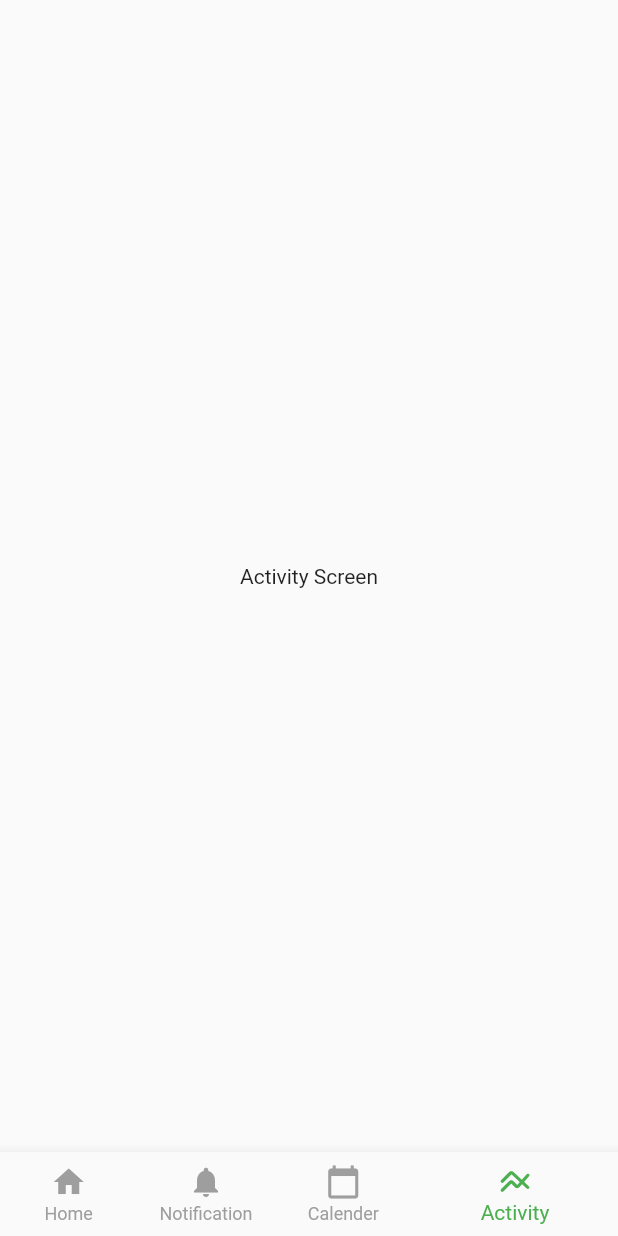
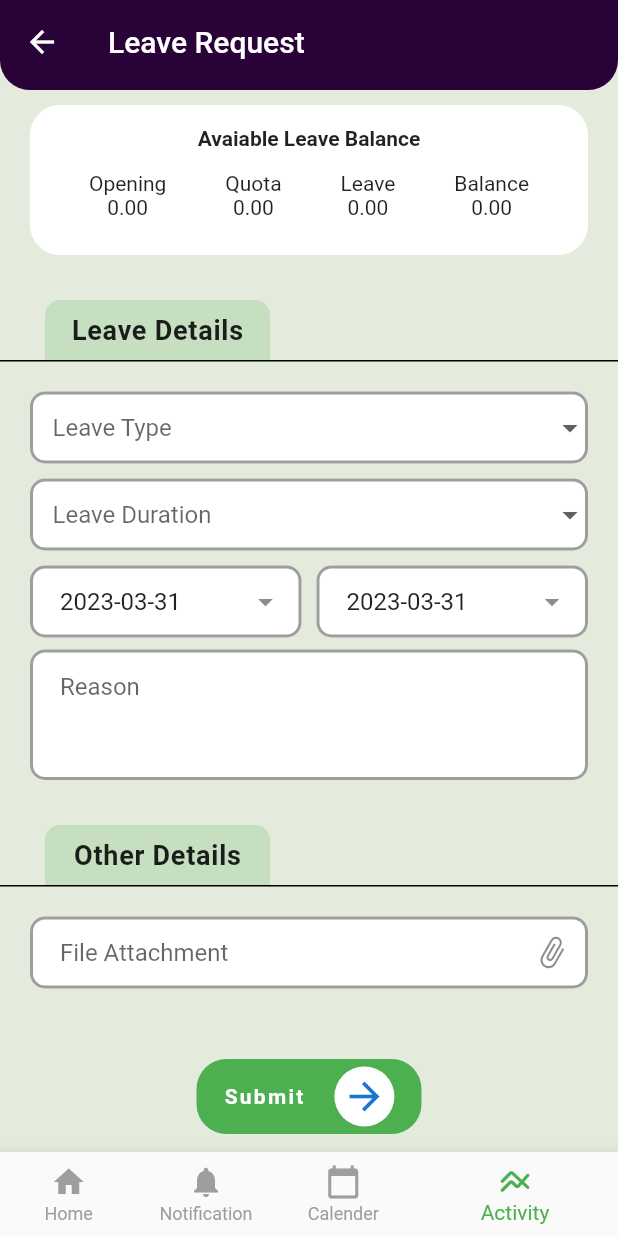
Before and after one commit to 2001suraj/flutter_api_testing, a Flutter app: the screen it shows after launch, item 4 of the bottom bar chosen, on a phone screen of 412 x 824 dp. Run offline on Flutter 3.47's test engine with Material 2 defaults, Android fonts, the phone set to English and light mode, and no system bars; our stand-ins replace dio, image_picker, shared_preferences, table_calendar.

Commit message:
leave request page

```diff
--- a/lib/main.dart
+++ b/lib/main.dart
@@ -2,6 +2,7 @@ import 'package:flutter/material.dart';
 import 'package:flutter_api_testing/widgets/screens/demo_ui/activity/activity_screen.dart';
 import 'package:flutter_api_testing/widgets/screens/demo_ui/calender/calender_screen.dart';
 import 'package:flutter_api_testing/widgets/screens/demo_ui/home/home_screen.dart';
+import 'package:flutter_api_testing/widgets/screens/demo_ui/leave_request/leave_request_screen.dart';
 import 'package:flutter_api_testing/widgets/screens/demo_ui/notification/notification_screen.dart';
 
 void main() {
@@ -39,7 +40,8 @@ class _MainScreenState extends State<MainScreen> {
     HomeScreen(),
     NotificationScreen(),
     CalenderScreen(),
-    ActivityScreen()
+    // ActivityScreen()
+    LeaveRequestScreen()
   ];
   @override
   Widget build(BuildContext context) {
--- /dev/null
+++ b/lib/widgets/base_widgets/custom_app_bar.dart
@@ -0,0 +1,24 @@
+import 'package:flutter/material.dart';
+class CustomAppBar extends StatelessWidget {
+  CustomAppBar({
+    Key? key,
+    required this.title
+  }) : super(key: key);
+  String title;
+
+  @override
+  Widget build(BuildContext context) {
+    return ClipRRect(
+      borderRadius: BorderRadius.only(
+          bottomLeft: Radius.circular(20), bottomRight: Radius.circular(20)),
+      child: AppBar(
+        backgroundColor: Color.fromARGB(255, 41, 2, 55),
+        title: Text(title),
+        leading: IconButton(
+          onPressed: () {},
+          icon: Icon(Icons.arrow_back),
+        ),
+      ),
+    );
+  }
+}
--- a/lib/widgets/screens/demo_ui/calender/calender_screen.dart
+++ b/lib/widgets/screens/demo_ui/calender/calender_screen.dart
@@ -1,6 +1,7 @@
 // ignore_for_file: prefer_const_literals_to_create_immutables, prefer_const_constructors
 
 import 'package:flutter/material.dart';
+import 'package:flutter_api_testing/widgets/base_widgets/custom_app_bar.dart';
 import 'package:flutter_api_testing/widgets/screens/demo_ui/calender/components/calender_widget.dart';
 import 'package:flutter_api_testing/widgets/screens/demo_ui/calender/components/single_event_calender.dart';
 import 'package:intl/intl.dart';
@@ -26,18 +27,8 @@ class CalenderScreen extends StatelessWidget {
     return Scaffold(
       appBar: PreferredSize(
         preferredSize: Size.fromHeight(60),
-        child: ClipRRect(
-          borderRadius: BorderRadius.only(
-              bottomLeft: Radius.circular(20),
-              bottomRight: Radius.circular(20)),
-          child: AppBar(
-            backgroundColor: Color.fromARGB(255, 41, 2, 55),
-            title: Text('Calender'),
-            leading: IconButton(
-              onPressed: () {},
-              icon: Icon(Icons.arrow_back),
-            ),
-          ),
+        child: CustomAppBar(
+          title: 'Calender',
         ),
       ),
       backgroundColor: Color.fromARGB(255, 228, 235, 221),
--- a/lib/widgets/screens/demo_ui/calender/components/single_event_calender.dart
+++ b/lib/widgets/screens/demo_ui/calender/components/single_event_calender.dart
@@ -12,7 +12,7 @@ class SingelEventContainer extends StatelessWidget {
     return Container(
       height: 80,
       width: double.infinity,
-      margin: EdgeInsets.symmetric(
+      margin: const EdgeInsets.symmetric(
         vertical: 10,
       ),
       decoration: BoxDecoration(
@@ -35,7 +35,7 @@ class SingelEventContainer extends StatelessWidget {
                 mainAxisAlignment: MainAxisAlignment.center,
                 children: [
                   //event title
-                  Text(
+                  const Text(
                     'Ghode Jatra - Public Holiday',
                     maxLines: 1,
                     overflow: TextOverflow.ellipsis,
@@ -45,8 +45,8 @@ class SingelEventContainer extends StatelessWidget {
                     ),
                   ),
                   //event date
-                  Padding(
-                    padding: const EdgeInsets.symmetric(vertical: 3.0),
+                  const Padding(
+                    padding: EdgeInsets.symmetric(vertical: 3.0),
                     child: Text(
                       'Date : 2079 Chaitra 7 ,',
                       style: TextStyle(
@@ -59,18 +59,18 @@ class SingelEventContainer extends StatelessWidget {
                     mainAxisAlignment: MainAxisAlignment.spaceBetween,
                     children: [
                       //passed
-                      Text(
+                      const Text(
                         'Passed',
                         style: TextStyle(
                           fontSize: 12,
                           fontWeight: FontWeight.w400,
                         ),
                       ),
-                      SizedBox(
+                      const SizedBox(
                         height: 5,
                       ),
                       // for class
-                      Text(
+                      const Text(
                         'For Class : ',
                         style: TextStyle(
                           fontSize: 12,
@@ -84,7 +84,7 @@ class SingelEventContainer extends StatelessWidget {
             ),
             trailing: Stack(
               children: [
-                SizedBox(
+                const SizedBox(
                   height: 40,
                   width: 30,
                 ),
@@ -96,7 +96,7 @@ class SingelEventContainer extends StatelessWidget {
                     backgroundColor: color,
                   ),
                 ),
-                Positioned(
+                const Positioned(
                   top: 10,
                   child: Icon(
                     Icons.more_vert,
--- /dev/null
+++ b/lib/widgets/screens/demo_ui/leave_request/leave_request_screen.dart
@@ -0,0 +1,434 @@
+import 'dart:io';
+
+import 'package:flutter/material.dart';
+import 'package:flutter_api_testing/widgets/base_widgets/custom_app_bar.dart';
+import 'package:image_picker/image_picker.dart';
+import 'package:intl/intl.dart';
+
+class LeaveRequestScreen extends StatefulWidget {
+  LeaveRequestScreen({super.key});
+
+  @override
+  State<LeaveRequestScreen> createState() => _LeaveRequestScreenState();
+}
+
+class _LeaveRequestScreenState extends State<LeaveRequestScreen> {
+  final List<String> leaveType = ['Casual Leave', 'Others', 'Sick Leave'];
+
+  final List<String> leaveDuration = ['Full Day', 'Half Day', 'Hourly'];
+
+  String? selectLeaveType;
+
+  String? selectLeaveDuration;
+
+  DateTime selectedToDate = DateTime.now();
+  DateTime selectedFromDate = DateTime.now();
+  XFile? image;
+
+  Future<void> selectToDate(BuildContext context) async {
+    final DateTime? picked = await showDatePicker(
+      context: context,
+      initialDate: selectedToDate,
+      firstDate: DateTime(1900),
+      lastDate: DateTime(2100),
+    );
+    if (picked != null && picked != selectedToDate) {
+      setState(() {
+        selectedToDate = picked;
+      });
+    }
+  }
+
+  Future<void> selectFromDate(BuildContext context) async {
+    final DateTime? picked = await showDatePicker(
+      context: context,
+      initialDate: selectedFromDate,
+      firstDate: DateTime(1900),
+      lastDate: DateTime(2100),
+    );
+    if (picked != null && picked != selectedFromDate) {
+      setState(() {
+        selectedFromDate = picked;
+      });
+    }
+  }
+
+  TextEditingController toDate = TextEditingController(
+      text: DateFormat('yyyy-MM-dd').format(DateTime.now()));
+  TextEditingController fromDate = TextEditingController(
+      text: DateFormat('yyyy-MM-dd').format(DateTime.now()));
+  TextEditingController fileAttachment = TextEditingController();
+
+  @override
+  Widget build(BuildContext context) {
+    return Scaffold(
+      appBar: PreferredSize(
+        preferredSize: const Size.fromHeight(60),
+        child: CustomAppBar(
+          title: 'Leave Request',
+        ),
+      ),
+      backgroundColor: const Color.fromARGB(255, 228, 235, 221),
+      body: SingleChildScrollView(
+        child: Column(
+          mainAxisAlignment: MainAxisAlignment.spaceAround,
+          crossAxisAlignment: CrossAxisAlignment.start,
+          children: [
+            //avaiable leave balance
+            Container(
+              height: 100,
+              width: double.infinity,
+              margin: const EdgeInsets.symmetric(vertical: 10, horizontal: 20),
+              decoration: BoxDecoration(
+                color: Colors.white,
+                borderRadius: BorderRadius.circular(20),
+              ),
+              child: Column(children: [
+                const Padding(
+                  padding: EdgeInsets.symmetric(vertical: 14.0),
+                  child: Text(
+                    'Avaiable Leave Balance',
+                    style: TextStyle(fontWeight: FontWeight.w600),
+                  ),
+                ),
+                Row(
+                  children: [
+                    const Spacer(),
+                    //opening
+                    cutomLeaveRequestDataColumn(
+                        title: 'Opening', number: '0.00'),
+                    const Spacer(),
+                    //Quota
+                    cutomLeaveRequestDataColumn(title: 'Quota', number: '0.00'),
+                    const Spacer(),
+                    //Leave
+                    cutomLeaveRequestDataColumn(title: 'Leave', number: '0.00'),
+                    const Spacer(),
+                    //Balance
+                    cutomLeaveRequestDataColumn(
+                        title: 'Balance', number: '0.00'),
+                    const Spacer(),
+                  ],
+                )
+              ]),
+            ),
+            Container(
+              height: 40,
+              width: 150,
+              margin: const EdgeInsets.only(left: 30, top: 20),
+              decoration: BoxDecoration(
+                  color: Colors.green.withOpacity(0.2),
+                  borderRadius:
+                      const BorderRadius.vertical(top: Radius.circular(10))),
+              child: const Center(
+                  child: Text(
+                'Leave Details',
+                style: TextStyle(
+                    fontWeight: FontWeight.w700,
+                    fontSize: 18,
+                    letterSpacing: 0.5),
+              )),
+            ),
+            Container(
+              height: 300,
+              decoration: const BoxDecoration(
+                border: Border(
+                  top: BorderSide(color: Colors.black),
+                ),
+              ),
+              padding: const EdgeInsets.symmetric(vertical: 20, horizontal: 20),
+              child: Column(
+                crossAxisAlignment: CrossAxisAlignment.start,
+                children: [
+                  //leave type
+                  TextFormField(
+                    decoration: InputDecoration(
+                      fillColor: Colors.white,
+                      filled: true,
+                      contentPadding:
+                          const EdgeInsets.symmetric(horizontal: 20),
+                      border: OutlineInputBorder(
+                        borderSide:
+                            const BorderSide(color: Colors.grey, width: 2),
+                        borderRadius: BorderRadius.circular(10),
+                      ),
+                      enabledBorder: OutlineInputBorder(
+                        borderSide:
+                            const BorderSide(color: Colors.grey, width: 2),
+                        borderRadius: BorderRadius.circular(10),
+                      ),
+                      suffixIcon: DropdownButtonFormField(
+                        value: selectLeaveType,
+                        items: leaveType.map((String value) {
+                          return DropdownMenuItem<String>(
+                            value: value,
+                            child: Text(value),
+                          );
+                        }).toList(),
+                        onChanged: (String? newValue) {
+                          // setState(() {
+                          //   selectLeaveType = newValue;
+                          // });
+                        },
+                        decoration: const InputDecoration(
+                            hintText: 'Leave Type',
+                            contentPadding:
+                                EdgeInsets.symmetric(horizontal: 15),
+                            border: InputBorder.none),
+                      ),
+                    ),
+                  ),
+                  const SizedBox(
+                    height: 10,
+                  ), //leave duration
+                  TextFormField(
+                    decoration: InputDecoration(
+                      fillColor: Colors.white,
+                      filled: true,
+                      contentPadding:
+                          const EdgeInsets.symmetric(horizontal: 20),
+                      border: OutlineInputBorder(
+                        borderSide:
+                            const BorderSide(color: Colors.grey, width: 2),
+                        borderRadius: BorderRadius.circular(10),
+                      ),
+                      enabledBorder: OutlineInputBorder(
+                        borderSide:
+                            const BorderSide(color: Colors.grey, width: 2),
+                        borderRadius: BorderRadius.circular(10),
+                      ),
+                      suffixIcon: DropdownButtonFormField(
+                        value: selectLeaveDuration,
+                        items: leaveDuration.map((String value) {
+                          return DropdownMenuItem<String>(
+                            value: value,
+                            child: Text(value),
+                          );
+                        }).toList(),
+                        onChanged: (String? newValue) {
+                          // setState(() {
+                          //   selectLeaveDuration = newValue;
+                          // });
+                        },
+                        decoration: const InputDecoration(
+                            hintText: 'Leave Duration',
+                            contentPadding:
+                                EdgeInsets.symmetric(horizontal: 15),
+                            border: InputBorder.none),
+                      ),
+                    ),
+                  ),
+                  SizedBox(
+                    height: 10,
+                  ),
+                  Row(
+                    children: [
+                      Expanded(
+                        child: TextFormField(
+                          controller: fromDate,
+                          decoration: InputDecoration(
+                            fillColor: Colors.white,
+                            filled: true,
+                            contentPadding:
+                                const EdgeInsets.symmetric(horizontal: 20),
+                            border: OutlineInputBorder(
+                              borderSide: const BorderSide(
+                                  color: Colors.grey, width: 2),
+                              borderRadius: BorderRadius.circular(10),
+                            ),
+                            enabledBorder: OutlineInputBorder(
+                              borderSide: const BorderSide(
+                                  color: Colors.grey, width: 2),
+                              borderRadius: BorderRadius.circular(10),
+                            ),
+                            suffixIcon: IconButton(
+                                onPressed: () => selectFromDate(context),
+                                icon: Icon(Icons.arrow_drop_down)),
+                          ),
+                        ),
+                      ),
+                      SizedBox(
+                        width: 10,
+                      ),
+                      Expanded(
+                        child: TextFormField(
+                          onChanged: (String? newValue) {
+                            setState(() {
+                              toDate == newValue;
+                            });
+                          },
+                          controller: toDate,
+                          decoration: InputDecoration(
+                            fillColor: Colors.white,
+                            filled: true,
+                            contentPadding:
+                                const EdgeInsets.symmetric(horizontal: 20),
+                            border: OutlineInputBorder(
+                              borderSide: const BorderSide(
+                                  color: Colors.grey, width: 2),
+                              borderRadius: BorderRadius.circular(10),
+                            ),
+                            enabledBorder: OutlineInputBorder(
+                              borderSide: const BorderSide(
+                                  color: Colors.grey, width: 2),
+                              borderRadius: BorderRadius.circular(10),
+                            ),
+                            suffixIcon: IconButton(
+                                onPressed: () => selectToDate(context),
+                                icon: Icon(Icons.arrow_drop_down)),
+                          ),
+                        ),
+                      ),
+                    ],
+                  ),
+                  SizedBox(
+                    height: 8,
+                  ),
+                  TextFormField(
+                    maxLines: 3,
+                    decoration: InputDecoration(
+                      hintText: 'Reason',
+                      fillColor: Colors.white,
+                      filled: true,
+                      contentPadding: const EdgeInsets.only(
+                          left: 20, top: 20, bottom: 10, right: 10),
+                      border: OutlineInputBorder(
+                        borderSide:
+                            const BorderSide(color: Colors.grey, width: 2),
+                        borderRadius: BorderRadius.circular(10),
+                      ),
+                      enabledBorder: OutlineInputBorder(
+                        borderSide:
+                            const BorderSide(color: Colors.grey, width: 2),
+                        borderRadius: BorderRadius.circular(10),
+                      ),
+                    ),
+                  ),
+                ],
+              ),
+            ),
+            Container(
+              height: 40,
+              width: 150,
+              margin: const EdgeInsets.only(left: 30, top: 10),
+              decoration: BoxDecoration(
+                  color: Colors.green.withOpacity(0.2),
+                  borderRadius:
+                      const BorderRadius.vertical(top: Radius.circular(10))),
+              child: const Center(
+                  child: Text(
+                'Other Details',
+                style: TextStyle(
+                    fontWeight: FontWeight.w700,
+                    fontSize: 18,
+                    letterSpacing: 0.5),
+              )),
+            ),
+            Container(
+              height: 100,
+              decoration: const BoxDecoration(
+                border: Border(
+                  top: BorderSide(color: Colors.black),
+                ),
+              ),
+              padding: const EdgeInsets.symmetric(vertical: 20, horizontal: 20),
+              child: TextFormField(
+                controller: fileAttachment,
+                decoration: InputDecoration(
+                  hintText: 'File Attachment',
+                  fillColor: Colors.white,
+                  filled: true,
+                  contentPadding: const EdgeInsets.symmetric(horizontal: 20),
+                  border: OutlineInputBorder(
+                    borderSide: const BorderSide(color: Colors.grey, width: 2),
+                    borderRadius: BorderRadius.circular(10),
+                  ),
+                  enabledBorder: OutlineInputBorder(
+                    borderSide: const BorderSide(color: Colors.grey, width: 2),
+                    borderRadius: BorderRadius.circular(10),
+                  ),
+                  suffixIcon: IconButton(
+                      onPressed: () async {
+                        final ImagePicker picker = ImagePicker();
+                        final img =
+                            await picker.pickImage(source: ImageSource.gallery);
+                        setState(() {
+                          image = img;
+                          print(
+                            File(image!.path),
+                          );
+                        });
+                      },
+                      icon: Transform.rotate(
+                          angle: 44.5, child: Icon(Icons.attach_file))),
+                ),
+              ),
+            ),
+            image == null
+                ? SizedBox()
+                : Container(
+                    color: Colors.grey,
+                    width: MediaQuery.of(context).size.width,
+                    height: MediaQuery.of(context).size.height * 0.4,
+                    child: Expanded(
+                      child: Image.file(
+                        File(image!.path),
+                        fit: BoxFit.cover,
+                      ),
+                    ),
+                  ),
+            const SizedBox(height: 16.0),
+            Align(
+              alignment: Alignment.bottomCenter,
+              child: GestureDetector(
+                onTap: () {},
+                child: Container(
+                  height: 50,
+                  width: 150,
+                  decoration: BoxDecoration(
+                      borderRadius: BorderRadius.circular(20),
+                      color: Colors.green),
+                  child: Row(
+                    mainAxisAlignment: MainAxisAlignment.center,
+                    children: const [
+                      Text(
+                        'Submit',
+                        style: TextStyle(
+                            color: Colors.white,
+                            fontWeight: FontWeight.bold,
+                            letterSpacing: 1.5),
+                      ),
+                      SizedBox(
+                        width: 20,
+                      ),
+                      CircleAvatar(
+                        backgroundColor: Colors.white,
+                        child: Icon(
+                          Icons.arrow_forward,
+                          size: 30,
+                        ),
+                      )
+                    ],
+                  ),
+                ),
+              ),
+            ),
+            const SizedBox(height: 16.0),
+          ],
+        ),
+      ),
+    );
+  }
+
+  Column cutomLeaveRequestDataColumn(
+      {required String title, required String number}) {
+    return Column(
+      children: [
+        Text(title),
+        Text(
+          number,
+        ),
+      ],
+    );
+  }
+}
```
